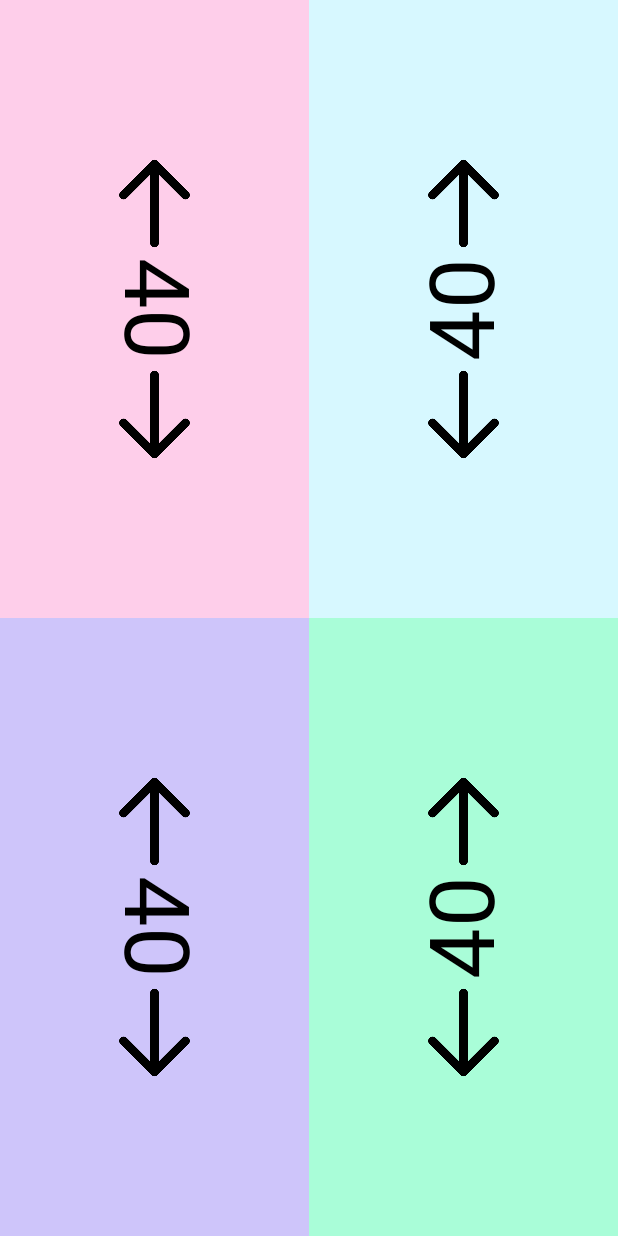
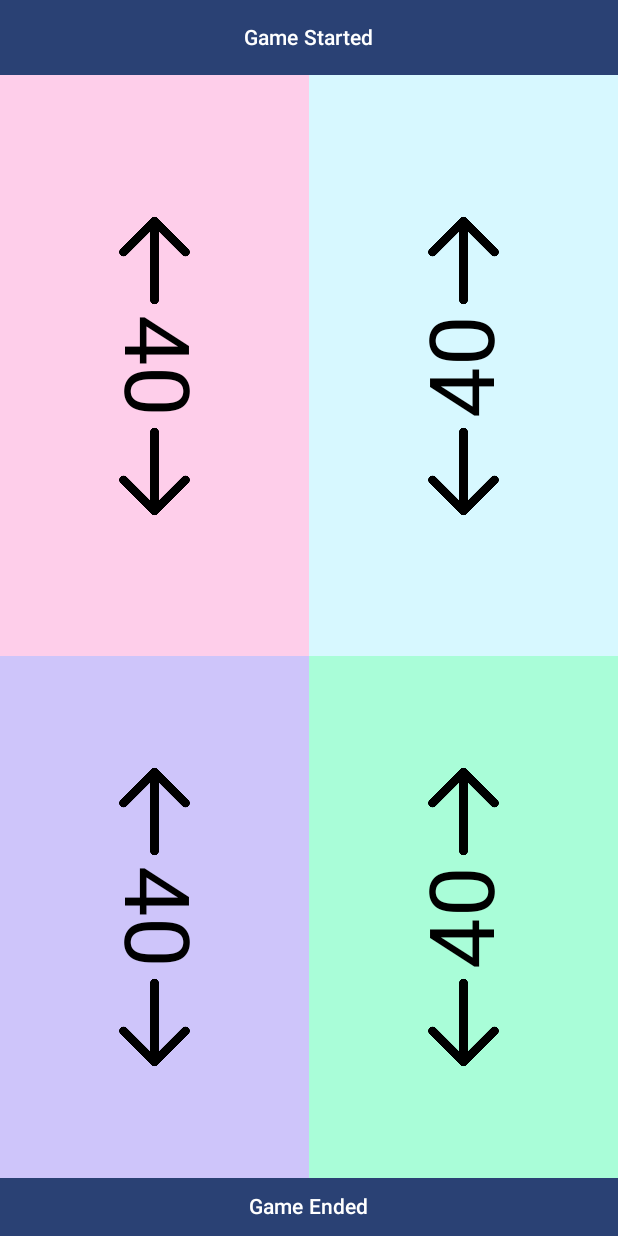
Before and after one commit to gvidas123/MtgLifeCounter, an Android app built with Jetpack Compose: the CommanderScreen screen opened through its navigation route, on a phone screen of 412 x 824 dp. Run offline under Robolectric (Android 15) with nearby library versions, the phone set to English and light mode, and no system bars.

Commit message:
made game start and end buttons for eventual use continueing to make the ui so the game can be recorded and stored later

```diff
--- a/app/build.gradle.kts
+++ b/app/build.gradle.kts
@@ -52,6 +52,7 @@ android {
 dependencies {
     val navVersion = "2.7.7"
     implementation("androidx.navigation:navigation-compose:$navVersion")
+    implementation ("androidx.graphics:graphics-shapes:1.0.0-rc01")
     implementation(libs.androidx.core.ktx)
     implementation(libs.androidx.lifecycle.runtime.ktx)
     implementation(libs.androidx.activity.compose)
--- a/app/src/main/java/com/example/mtglifecounter/screens/CommanderScreen.kt
+++ b/app/src/main/java/com/example/mtglifecounter/screens/CommanderScreen.kt
@@ -20,6 +20,7 @@ import androidx.compose.ui.draw.drawBehind
 import androidx.compose.ui.draw.rotate
 import androidx.compose.ui.focus.focusModifier
 import androidx.compose.ui.graphics.Color
+import androidx.compose.ui.graphics.RectangleShape
 import androidx.compose.ui.layout.ContentScale
 import androidx.compose.ui.res.painterResource
 import androidx.compose.ui.text.style.TextAlign
@@ -37,6 +38,17 @@ import com.example.mtglifecounter.ui.theme.YellowPastel
 @Composable
 fun CommanderScreen() {
     Column(modifier = Modifier.fillMaxSize()) {
+        Button(
+            onClick = {},
+            modifier = Modifier
+                .fillMaxWidth()
+                .size(50.dp)
+                .align(Alignment.CenterHorizontally),
+            shape = RectangleShape,
+
+            ) {
+            Text(text = "Game Started")
+        }
         Row(
             modifier = Modifier
                 .fillMaxWidth()
@@ -57,7 +69,14 @@ fun CommanderScreen() {
                 addtion = -1
             )
         }
-        Row(modifier = Modifier.fillMaxWidth()) {
+        Column(
+            modifier = Modifier.fillMaxHeight()
+        ) {
+
+            Row(modifier = Modifier
+                .fillMaxWidth()
+                .fillMaxHeight(0.9f)
+                ) {
                 Quadrant(
                     name = "bot_left",
                     sizeW = 0.5f,
@@ -76,10 +95,17 @@ fun CommanderScreen() {
             Button(
                 onClick = {},
                 modifier = Modifier
+                    .fillMaxWidth()
+                    .fillMaxHeight()
+                    .align(Alignment.CenterHorizontally),
+                shape = RectangleShape,
+
             ) {
+                Text(text = "Game Ended")
+            }
+        }
 
 
-        }
     }
 }
 @Composable
```
Also changed, not shown: 1 other file. Lines whose indentation alone changed are shown as unchanged.
